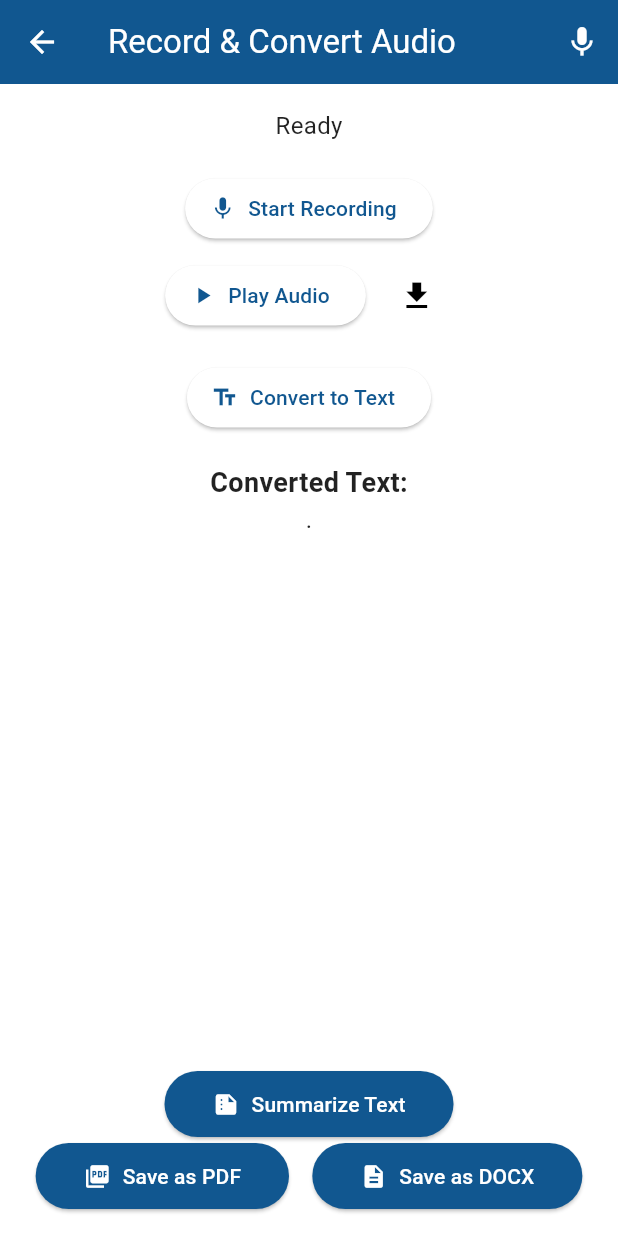
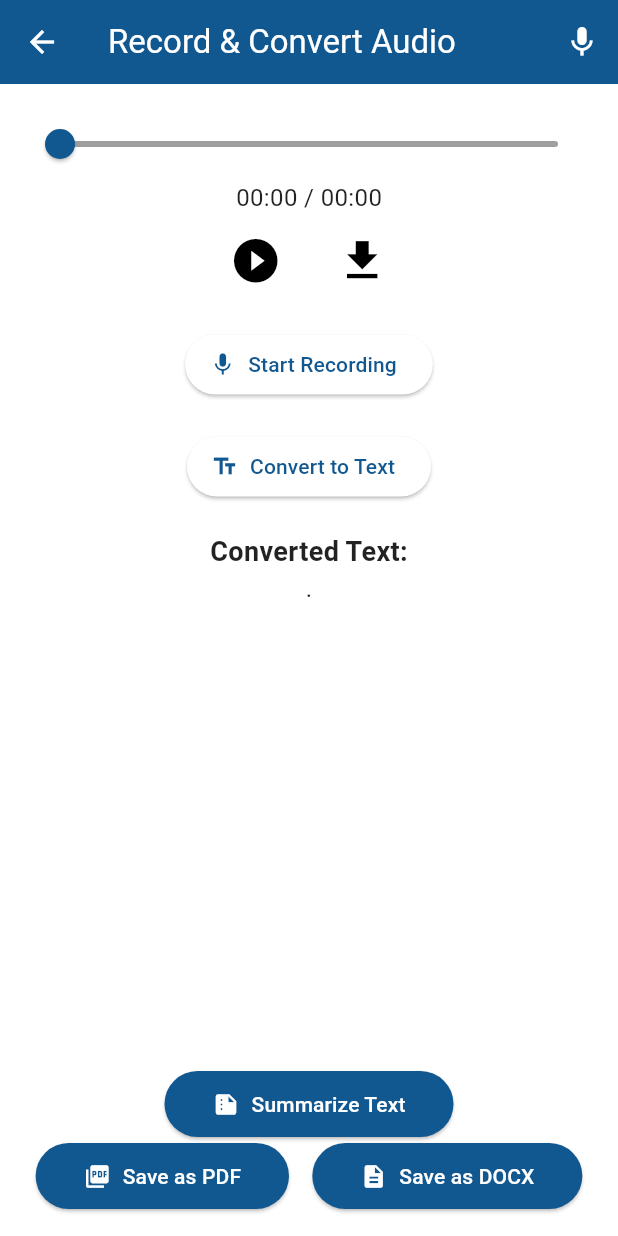
Before and after one commit to Mach-web/HandwrittenNotesToAudio_flutterApp, a Flutter app: the AudioRecordingPage screen opened directly, after a tap on "Start Recording", after a tap on "Summarize Text", after a tap on the "mic" icon, on a phone screen of 412 x 824 dp. Run offline on Flutter 3.47's test engine with Material 3 defaults, Android fonts, the phone set to English and light mode, and no system bars; our stand-ins replace audioplayers, file_picker, flutter_widget_from_html_core, get, image_picker, lottie and 1 more; missing offline and left inert: docx_template, flutter_sound, syncfusion_flutter_pdf.

Commit message:
Download class

```diff
--- a/lib/views/record.dart
+++ b/lib/views/record.dart
@@ -1,4 +1,5 @@
 import 'dart:io';
+import 'package:audioplayers/audioplayers.dart';
 import 'package:flutter/material.dart';
 import 'package:flutter_sound/flutter_sound.dart';
 import 'package:speech_to_text/speech_to_text.dart' as stt;
@@ -24,6 +25,7 @@ class _AudioRecordingPageState extends State<AudioRecordingPage> {
   Duration _recordingDuration = Duration.zero;
   Duration _playingPosition = Duration.zero;
   Duration _playingTotalDuration = Duration.zero;
+  // final AudioPlayer _audioPlayer = AudioPlayer();
 
   @override
   void initState() {
@@ -44,13 +46,10 @@ class _AudioRecordingPageState extends State<AudioRecordingPage> {
       Duration(milliseconds: 100), // 100 ms
     );
 
-    print('Recording started');
     _recorder!.onProgress!.listen((e) {
-      print('Recording started....');
       if (_isRecording) {
         setState(() {
           _recordingDuration = e.duration;
-          print("Recording duration: $_recordingDuration");
         });
       }
     });
@@ -94,6 +93,11 @@ class _AudioRecordingPageState extends State<AudioRecordingPage> {
       },
     );
     setState(() => _isPlaying = true);
+  }
+
+  void _pauseAudio() async {
+    await _player!.pausePlayer();
+    setState(() => _isPlaying = false);
   }
 
   Future<void> _stopAudio() async {
@@ -196,38 +200,28 @@ class _AudioRecordingPageState extends State<AudioRecordingPage> {
         padding: const EdgeInsets.all(16.0),
         child: Column(
           children: [
-            Text(
-              _isRecording
-                  ? 'Recording: ${_formatDuration(_recordingDuration)}'
-                  : _isPlaying
-                  ? 'Playing: ${_formatDuration(_playingPosition)} / ${_formatDuration(_playingTotalDuration)}'
-                  : 'Ready',
-              style: TextStyle(fontSize: 16),
-            ),
+            _isRecording
+                ? Text(
+                  'Recording: ${_formatDuration(_recordingDuration)}',
+                  style: TextStyle(fontSize: 16),
+                )
+                : _audioPath != null
+                ? _playerWidget()
+                : Text('Ready', style: TextStyle(fontSize: 16)),
+            // Text(
+            //   _isRecording
+            //       ? 'Recording: ${_formatDuration(_recordingDuration)}'
+            //       : _isPlaying
+            //       ? 'Playing: ${_formatDuration(_playingPosition)} / ${_formatDuration(_playingTotalDuration)}'
+            //       : 'Ready',
+            //   style: TextStyle(fontSize: 16),
+            // ),
             const SizedBox(height: 20),
             ElevatedButton.icon(
               icon: Icon(_isRecording ? Icons.stop : Icons.mic),
               label: Text(_isRecording ? 'Stop Recording' : 'Start Recording'),
               onPressed: _isRecording ? _stopRecording : _startRecording,
             ),
-            const SizedBox(height: 10),
-            if (_audioPath != null)
-              Row(
-                mainAxisAlignment: MainAxisAlignment.center,
-                children: [
-                  ElevatedButton.icon(
-                    icon: Icon(_isPlaying ? Icons.stop : Icons.play_arrow),
-                    label: Text(_isPlaying ? 'Stop Playback' : 'Play Audio'),
-                    onPressed: _isPlaying ? _stopAudio : _playAudio,
-                  ),
-                  const SizedBox(width: 10),
-                  IconButton(
-                    icon: Icon(Icons.download),
-                    onPressed: _downloadAsPDF, // Changed from share to download
-                    tooltip: 'Download PDF',
-                  ),
-                ],
-              ),
             const SizedBox(height: 20),
             ElevatedButton.icon(
               icon: Icon(Icons.text_fields),
@@ -308,4 +302,49 @@ class _AudioRecordingPageState extends State<AudioRecordingPage> {
       ),
     );
   }
+
+  void _seekAudio(Duration newPosition) async {
+    await _player!.seekToPlayer(newPosition);
+  }
+
+  Widget _playerWidget() {
+    return Column(
+      mainAxisSize: MainAxisSize.min,
+      crossAxisAlignment: CrossAxisAlignment.center,
+      children: [
+        Slider(
+          min: 0,
+          max: _playingTotalDuration.inSeconds.toDouble(),
+          value: _playingPosition.inSeconds.toDouble(),
+          onChanged: (value) {
+            _seekAudio(Duration(seconds: value.toInt()));
+          },
+          inactiveColor: Colors.grey,
+        ),
+        Text(
+          "${_formatDuration(_playingPosition)} / ${_formatDuration(_playingTotalDuration)}",
+        ),
+        const SizedBox(height: 5),
+        Row(
+          mainAxisAlignment: MainAxisAlignment.center,
+          children: [
+            IconButton(
+              icon: Icon(
+                _isPlaying
+                    ? Icons.pause_circle_filled
+                    : Icons.play_circle_filled,
+                size: 35,
+              ),
+              onPressed: _isPlaying ? _pauseAudio : _playAudio,
+            ),
+            const SizedBox(width: 20),
+            IconButton(
+              icon: Icon(Icons.download, size: 35),
+              onPressed: _downloadAsDOCX,
+            ),
+          ],
+        ),
+      ],
+    );
+  }
 }
```
Also changed, not shown: lib/download.dart (added, +98 -0 lines).
